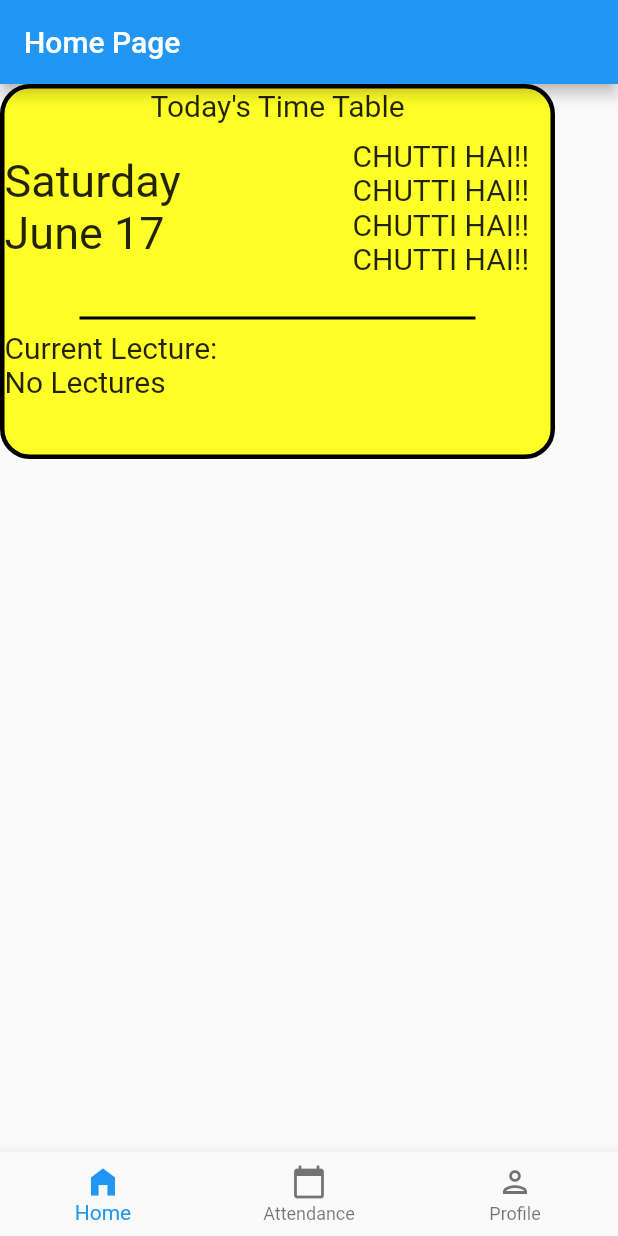
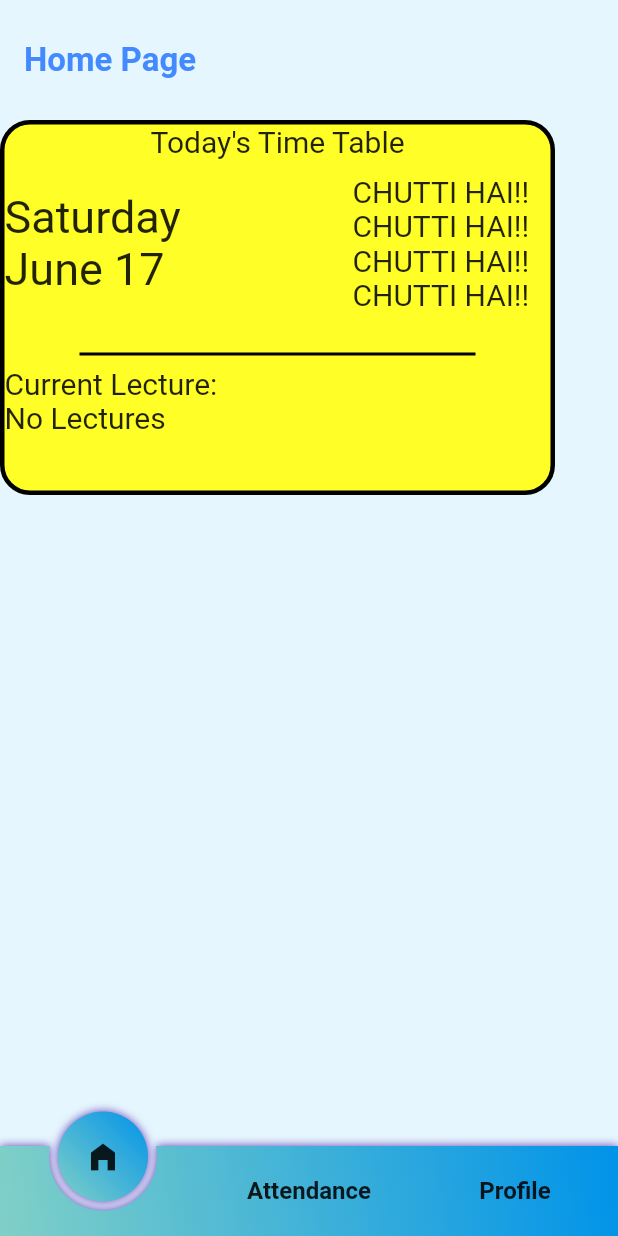
Before and after one commit to SohamDesai1/XIE-IT-HUB, a Flutter app: the HomePage screen opened by its route, on a phone screen of 412 x 824 dp. Run offline on Flutter 3.47's test engine with Material 2 defaults, Android fonts, the phone set to English and light mode, and no system bars; drawn by our look-alikes of circle_nav_bar; our stand-ins replace firebase_auth, firebase_core, flutter_riverpod, go_router, google_sign_in, ionicons and 1 more; accounts and stored records are empty.

Commit message:
feat(navbar): custom bottom navbar and theme data

```diff
--- a/lib/widgets/bottom_nav_bar.dart
+++ b/lib/widgets/bottom_nav_bar.dart
@@ -1,4 +1,5 @@
 import 'package:college_manager/providers/navigation.dart';
+import 'package:circle_nav_bar/circle_nav_bar.dart';
 import 'package:flutter/material.dart';
 import 'package:flutter_riverpod/flutter_riverpod.dart';
 import 'package:go_router/go_router.dart';
@@ -30,23 +31,53 @@
   @override
   Widget build(BuildContext context) {
     final selectedindex = ref.watch(navigationProvider);
-    return BottomNavigationBar(
-      onTap: (value) => _itemTapped(value),
-      currentIndex: selectedindex,
-      items: const <BottomNavigationBarItem>[
-        BottomNavigationBarItem(
-          icon: Icon(Icons.home_filled),
-          label: "Home",
+    return CircleNavBar(
+      activeIndex: selectedindex,
+      activeIcons: const [
+        Icon(Icons.home_filled),
+        Icon(Icons.calendar_today),
+        Icon(Icons.person_outlined),
+      ],
+      inactiveIcons: const [
+        Text(
+          "Home",
+          style: TextStyle(
+              fontFamily: "Sans-Serif",
+              fontWeight: FontWeight.w600,
+              fontSize: 16),
         ),
-        BottomNavigationBarItem(
-          icon: Icon(Icons.calendar_today),
-          label: "Attendance",
+        Text(
+          "Attendance",
+          style: TextStyle(
+              fontFamily: "Sans-Serif",
+              fontWeight: FontWeight.w600,
+              fontSize: 16),
         ),
-        BottomNavigationBarItem(
-          icon: Icon(Icons.person_outlined),
-          label: "Profile",
+        Text(
+          "Profile",
+          style: TextStyle(
+              fontFamily: "Sans-Serif",
+              fontWeight: FontWeight.w600,
+              fontSize: 16),
         ),
+        // Icon(Ionicons.calendar_clear)
       ],
+      height: 60,
+      circleWidth: 60,
+      color: Colors.blueAccent,
+      onTap: (index) => _itemTapped(index),
+      shadowColor: Colors.deepPurple,
+      circleShadowColor: Colors.deepPurple,
+      elevation: 5,
+      gradient: const LinearGradient(
+        begin: Alignment.topRight,
+        end: Alignment.bottomLeft,
+        colors: [
+          Color.fromARGB(255, 0, 147, 233),
+          Color.fromARGB(255, 128, 208, 199)
+        ],
+      ),
+      tabCurve: Curves.bounceInOut,
     );
   }
 }
--- a/pubspec.yaml
+++ b/pubspec.yaml
@@ -8,6 +8,7 @@
 
 dependencies:
   animated_splash_screen: ^1.3.0
+  circle_nav_bar: ^2.0.1+1
   firebase_auth: ^4.6.3
   firebase_core: ^2.14.0
   flutter:
```
Also changed, not shown: lib/main.dart (+13 -0 lines), lib/pages/login.dart (+12 -12 lines), assets/images/home.png (added), assets/images/student.png (deleted), pubspec.lock.
